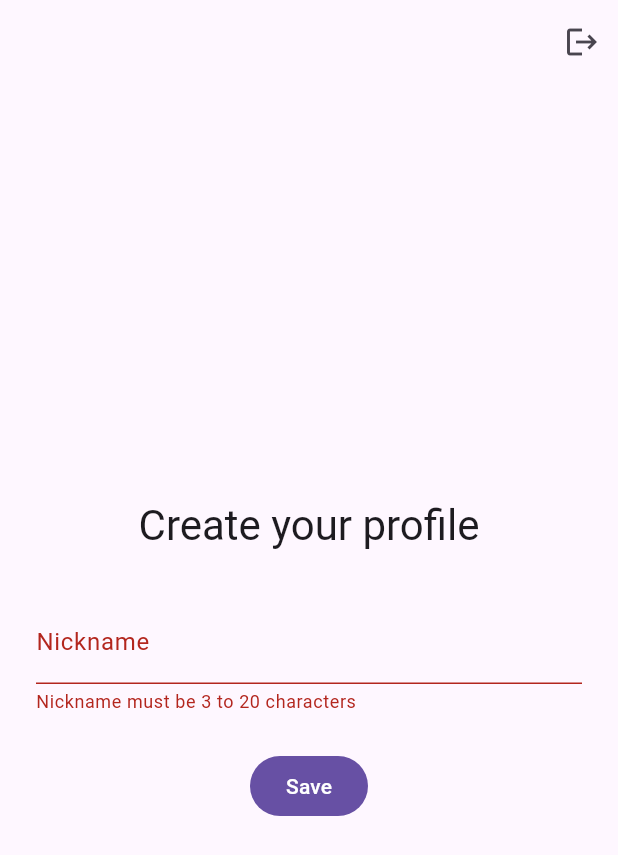
After one commit to LukaMeletidi/matchup, a Flutter app: the ProfileSetupScreen screen opened by its route, after a tap on "Save", on a phone screen of 412 x 824 dp. The commit adds this screen. Shown: the top 855 px of the screen. Run offline on Flutter 3.47's test engine with Material 3 defaults, Android fonts, the phone set to English and light mode, and no system bars; our stand-ins replace cloud_firestore, firebase_auth, firebase_core, flutter_riverpod, go_router, material_ui; accounts and stored records are empty; statements that could not run were skipped.

Commit message:
feat(profile): add nickname setup with Firestore rules (#4)

```diff
--- a/lib/core/router/app_router.dart
+++ b/lib/core/router/app_router.dart
@@ -4,10 +4,13 @@ import 'package:go_router/go_router.dart';
 import 'package:matchup/features/auth/presentation/auth_state_provider.dart';
 import 'package:matchup/features/auth/presentation/login_screen.dart';
 import 'package:matchup/features/home/home_screen.dart';
+import 'package:matchup/features/profile/presentation/current_profile_provider.dart';
+import 'package:matchup/features/profile/presentation/profile_setup_screen.dart';
 
 final routerProvider = Provider<GoRouter>((ref) {
   final refresh = ValueNotifier<int>(0);
   ref.listen(authStateProvider, (_, _) => refresh.value++);
+  ref.listen(currentProfileProvider, (_, _) => refresh.value++);
   ref.onDispose(refresh.dispose);
 
   return GoRouter(
@@ -17,16 +20,29 @@ final routerProvider = Provider<GoRouter>((ref) {
       final auth = ref.read(authStateProvider);
       if (auth.isLoading) return null;
 
-      final signedIn = auth.value != null;
-      final atLogin = state.matchedLocation == '/login';
+      final location = state.matchedLocation;
 
-      if (!signedIn && !atLogin) return '/login';
-      if (signedIn && atLogin) return '/';
+      if (auth.value == null) {
+        return location == '/login' ? null : '/login';
+      }
+
+      final profile = ref.read(currentProfileProvider);
+      if (profile.isLoading) return null;
+
+      if (profile.value == null) {
+        return location == '/profile-setup' ? null : '/profile-setup';
+      }
+
+      if (location == '/login' || location == '/profile-setup') return '/';
       return null;
     },
     routes: [
       GoRoute(path: '/', builder: (context, state) => const HomeScreen()),
       GoRoute(path: '/login', builder: (context, state) => const LoginScreen()),
+      GoRoute(
+        path: '/profile-setup',
+        builder: (context, state) => const ProfileSetupScreen(),
+      ),
     ],
   );
 });
--- a/lib/features/auth/presentation/login_screen.dart
+++ b/lib/features/auth/presentation/login_screen.dart
@@ -94,7 +94,7 @@ class _LoginScreenState extends ConsumerState<LoginScreen> {
                           ? const SizedBox(
                               height: 20,
                               width: 20,
-                              child: CircularProgressIndicator(),
+                              child: CircularProgressIndicator(strokeWidth: 2),
                             )
                           : Text(_isSignUp ? l10n.signUp : l10n.login),
                     ),
--- /dev/null
+++ b/lib/features/profile/domain/user_profile.dart
@@ -0,0 +1,7 @@
+
+class UserProfile {
+  const UserProfile({required this.uid, required this.nickname});
+
+  final String uid;
+  final String nickname;
+}
--- /dev/null
+++ b/lib/features/profile/presentation/profile_controller.dart
@@ -0,0 +1,25 @@
+import 'dart:async';
+
+import 'package:flutter_riverpod/flutter_riverpod.dart';
+import 'package:matchup/features/auth/presentation/auth_state_provider.dart';
+import 'package:matchup/features/profile/data/profile_repository.dart';
+
+class ProfileController extends AsyncNotifier<void> {
+  @override
+  FutureOr<void> build() {}
+
+  Future<void> createProfile(String nickname) async {
+    final uid = ref.read(authStateProvider).value?.uid;
+    if (uid == null) return;
+
+    state = const AsyncLoading();
+    state = await AsyncValue.guard(
+      () => ref
+          .read(profileRepositoryProvider)
+          .createProfile(uid: uid, nickname: nickname),
+    );
+  }
+}
+
+final profileControllerProvider =
+    AsyncNotifierProvider<ProfileController, void>(ProfileController.new);
--- /dev/null
+++ b/lib/features/profile/presentation/profile_setup_screen.dart
@@ -0,0 +1,102 @@
+import 'package:flutter_riverpod/flutter_riverpod.dart';
+import 'package:matchup/features/auth/data/auth_repository.dart';
+import 'package:matchup/features/profile/presentation/profile_controller.dart';
+import 'package:matchup/l10n/app_localizations.dart';
+import 'package:material_ui/material_ui.dart';
+
+class ProfileSetupScreen extends ConsumerStatefulWidget {
+  const ProfileSetupScreen({super.key});
+
+  @override
+  ConsumerState<ConsumerStatefulWidget> createState() {
+    return _ProfileSetupScreen();
+  }
+}
+
+class _ProfileSetupScreen extends ConsumerState<ProfileSetupScreen> {
+  final _formKey = GlobalKey<FormState>();
+  final _nicknameController = TextEditingController();
+
+  @override
+  void dispose() {
+    _nicknameController.dispose();
+    super.dispose();
+  }
+
+  Future<void> _submit() async {
+    if (!_formKey.currentState!.validate()) return;
+
+    await ref
+        .read(profileControllerProvider.notifier)
+        .createProfile(_nicknameController.text.trim());
+  }
+
+  @override
+  Widget build(BuildContext context) {
+    final l10n = AppLocalizations.of(context)!;
+    final isLoading = ref.watch(profileControllerProvider).isLoading;
+
+    ref.listen(profileControllerProvider, (previous, next) {
+      if (next.hasError) {
+        ScaffoldMessenger.of(context)
+            .showSnackBar(SnackBar(content: Text(l10n.genericError)));
+      }
+    });
+
+    return Scaffold(
+      appBar: AppBar(
+        actions: [
+          IconButton(
+            icon: const Icon(Icons.logout),
+            tooltip: l10n.logout,
+            onPressed: () => ref.read(authRepositoryProvider).signOut(),
+          ),
+        ],
+      ),
+      body: SafeArea(
+        child: Center(
+          child: SingleChildScrollView(
+            padding: const EdgeInsets.all(24),
+            child: ConstrainedBox(
+              constraints: const BoxConstraints(maxWidth: 400),
+              child: Form(
+                key: _formKey,
+                child: Column(
+                  mainAxisSize: MainAxisSize.min,
+                  children: [
+                    Text(
+                      l10n.profileSetupTitle,
+                      style: Theme.of(context).textTheme.headlineMedium,
+                    ),
+                    const SizedBox(height: 32),
+                    TextFormField(
+                      controller: _nicknameController,
+                      decoration: InputDecoration(labelText: l10n.nickname),
+                      validator: (value) {
+                        final length = (value ?? '').trim().length;
+                        return length < 3 || length > 20
+                            ? l10n.nicknameInvalid
+                            : null;
+                      },
+                    ),
+                    const SizedBox(height: 24),
+                    FilledButton(
+                      onPressed: isLoading ? null : _submit,
+                      child: isLoading
+                          ? const SizedBox(
+                              height: 20,
+                              width: 20,
+                              child: CircularProgressIndicator(strokeWidth: 2),
+                            )
+                          : Text(l10n.save),
+                    ),
+                  ],
+                ),
+              ),
+            ),
+          ),
+        ),
+      ),
+    );
+  }
+}
--- a/lib/l10n/app_en.arb
+++ b/lib/l10n/app_en.arb
@@ -11,5 +11,9 @@
   "wrongCredentials": "Wrong email or password",
   "emailInUse": "This email is already registered",
   "genericError": "Something went wrong. Try again.",
-  "logout": "Log out"
+  "logout": "Log out",
+  "profileSetupTitle": "Create your profile",
+  "nickname": "Nickname",
+  "nicknameInvalid": "Nickname must be 3 to 20 characters",
+  "save": "Save"
 }
--- a/lib/l10n/app_ka.arb
+++ b/lib/l10n/app_ka.arb
@@ -11,5 +11,9 @@
   "wrongCredentials": "ელფოსტა ან პაროლი არასწორია",
   "emailInUse": "ეს ელფოსტა უკვე დარეგისტრირებულია",
   "genericError": "რაღაც შეცდომა მოხდა. სცადე თავიდან.",
-  "logout": "გასვლა"
+  "logout": "გასვლა",
+  "profileSetupTitle": "შექმენი პროფილი",
+  "nickname": "მეტსახელი",
+  "nicknameInvalid": "მეტსახელი უნდა იყოს 3-დან 20 სიმბოლომდე",
+  "save": "შენახვა"
 }
--- a/lib/l10n/app_localizations.dart
+++ b/lib/l10n/app_localizations.dart
@@ -175,6 +175,30 @@ abstract class AppLocalizations {
   /// In en, this message translates to:
   /// **'Log out'**
   String get logout;
+
+  /// No description provided for @profileSetupTitle.
+  ///
+  /// In en, this message translates to:
+  /// **'Create your profile'**
+  String get profileSetupTitle;
+
+  /// No description provided for @nickname.
+  ///
+  /// In en, this message translates to:
+  /// **'Nickname'**
+  String get nickname;
+
+  /// No description provided for @nicknameInvalid.
+  ///
+  /// In en, this message translates to:
+  /// **'Nickname must be 3 to 20 characters'**
+  String get nicknameInvalid;
+
+  /// No description provided for @save.
+  ///
+  /// In en, this message translates to:
+  /// **'Save'**
+  String get save;
 }
 
 class _AppLocalizationsDelegate
--- a/lib/l10n/app_localizations_en.dart
+++ b/lib/l10n/app_localizations_en.dart
@@ -47,4 +47,16 @@ class AppLocalizationsEn extends AppLocalizations {
 
   @override
   String get logout => 'Log out';
+
+  @override
+  String get profileSetupTitle => 'Create your profile';
+
+  @override
+  String get nickname => 'Nickname';
+
+  @override
+  String get nicknameInvalid => 'Nickname must be 3 to 20 characters';
+
+  @override
+  String get save => 'Save';
 }
--- a/lib/l10n/app_localizations_ka.dart
+++ b/lib/l10n/app_localizations_ka.dart
@@ -47,4 +47,16 @@ class AppLocalizationsKa extends AppLocalizations {
 
   @override
   String get logout => 'გასვლა';
+
+  @override
+  String get profileSetupTitle => 'შექმენი პროფილი';
+
+  @override
+  String get nickname => 'მეტსახელი';
+
+  @override
+  String get nicknameInvalid => 'მეტსახელი უნდა იყოს 3-დან 20 სიმბოლომდე';
+
+  @override
+  String get save => 'შენახვა';
 }
```
Also changed, not shown: lib/features/profile/data/profile_repository.dart (added, +33 -0 lines), lib/features/profile/presentation/current_profile_provider.dart (added, +10 -0 lines), 1 other file.
